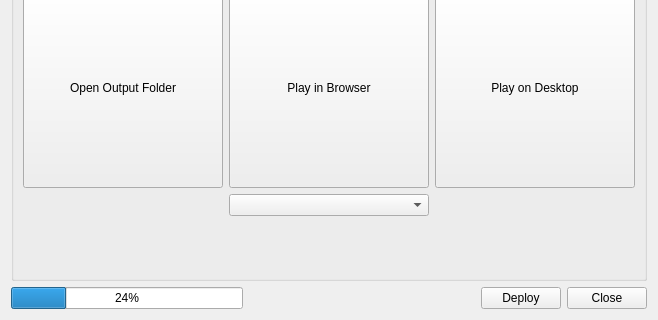
Qt form editor/gui/dlgcomplete.ui (ensisoft/detonator) before a commit; both pictures show x 0 to 658 and y 221 to 541 of the 658 by 541 pixel window.
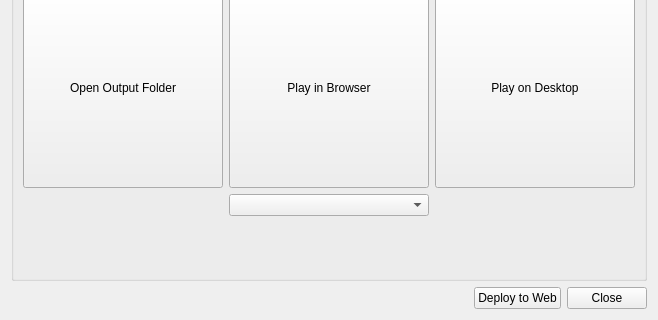
The same form after that commit. Icons and pictures are not drawn.

Commit message:
Refactor web deployment code to main window
Refactor web deployment code to main window and run it async so
that the deployment doesn't block the user from continuing work.

Patch:
```diff
--- a/editor/gui/dlgcomplete.ui
+++ b/editor/gui/dlgcomplete.ui
@@ -201,13 +201,6 @@
    </item>
    <item>
     <layout class="QHBoxLayout" name="horizontalLayout">
-     <item>
-      <widget class="QProgressBar" name="progressBar">
-       <property name="value">
-        <number>24</number>
-       </property>
-      </widget>
-     </item>
      <item>
       <spacer name="horizontalSpacer">
        <property name="orientation">
@@ -224,7 +217,7 @@
      <item>
       <widget class="QPushButton" name="btnDeploy">
        <property name="text">
-        <string>Deploy</string>
+        <string>Deploy to Web</string>
        </property>
       </widget>
      </item>
```
The commit also changes 5 other files.
